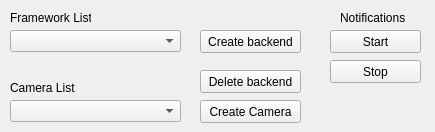
This is test_app/mainwindow.ui in abibas/webcamCaptureNewDesign as Qt 5 draws it before an edit. The edited form follows.
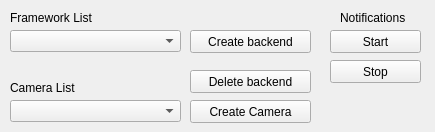
This is the edited form.

What changed in the file:
```diff
--- a/test_app/mainwindow.ui
+++ b/test_app/mainwindow.ui
@@ -19,7 +19,7 @@
      <rect>
       <x>10</x>
       <y>10</y>
-      <width>81</width>
+      <width>101</width>
       <height>16</height>
      </rect>
     </property>
@@ -53,9 +53,9 @@
    <widget class="QPushButton" name="createBackendBtn">
     <property name="geometry">
      <rect>
-      <x>200</x>
+      <x>190</x>
       <y>30</y>
-      <width>101</width>
+      <width>121</width>
       <height>23</height>
      </rect>
     </property>
@@ -76,9 +76,9 @@
    <widget class="QPushButton" name="createCameraBtn">
     <property name="geometry">
      <rect>
-      <x>200</x>
+      <x>190</x>
       <y>100</y>
-      <width>101</width>
+      <width>121</width>
       <height>23</height>
      </rect>
     </property>
@@ -89,9 +89,9 @@
    <widget class="QPushButton" name="deleteBackendBtn">
     <property name="geometry">
      <rect>
-      <x>200</x>
+      <x>190</x>
       <y>70</y>
-      <width>101</width>
+      <width>121</width>
       <height>23</height>
      </rect>
     </property>
```
